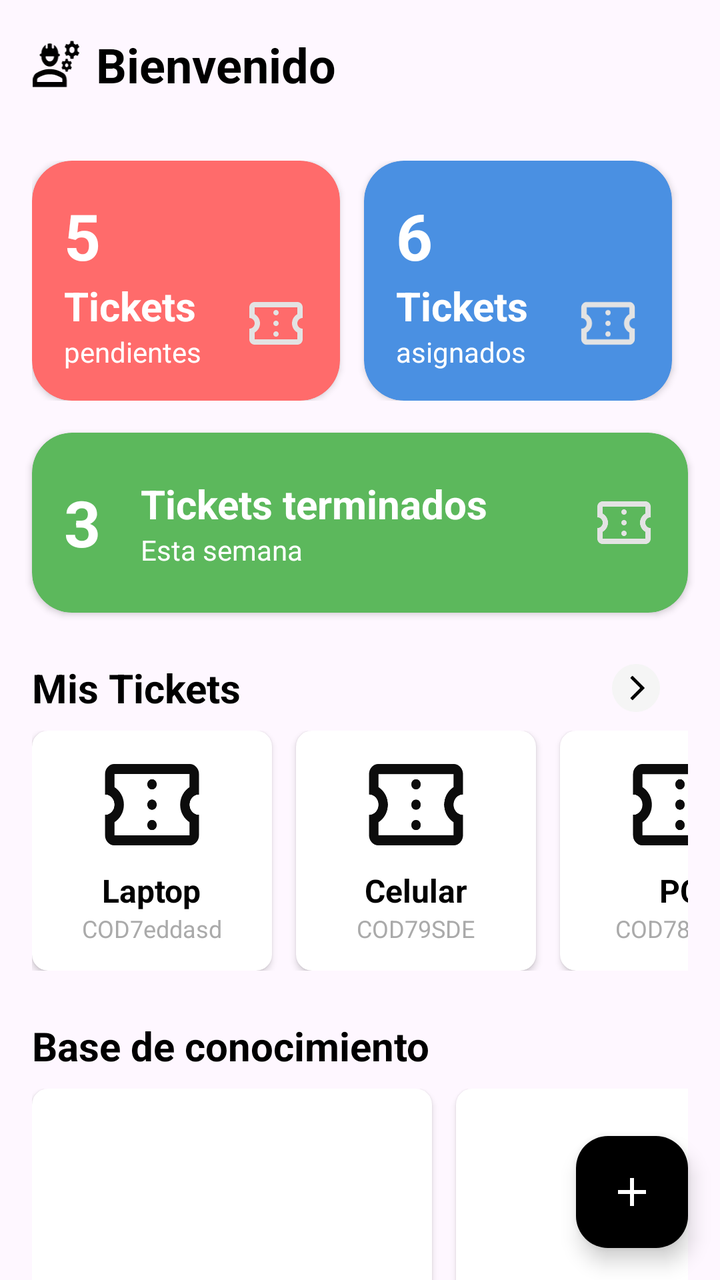
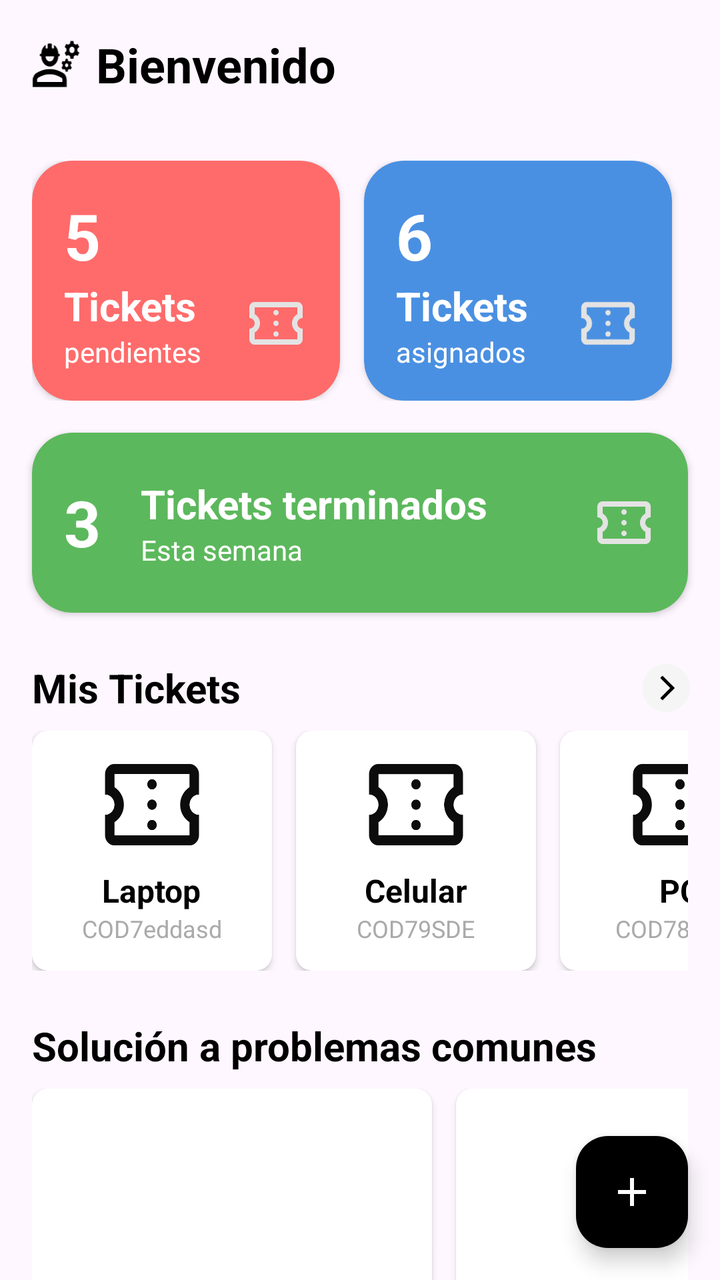

Two renders of the same Android screen: before a commit and after it. Below are the layout's source before the change and the commit's diff.
<!-- AndroidManifest.xml: application theme Theme.ReparApp -->
<!-- res/layout/fragment_home_technical.xml -->
<?xml version="1.0" encoding="utf-8"?>
<androidx.constraintlayout.widget.ConstraintLayout xmlns:android="http://schemas.android.com/apk/res/android"
    android:layout_width="match_parent"
    android:layout_height="match_parent"
    xmlns:app="http://schemas.android.com/apk/res-auto">

    <LinearLayout
        android:id="@+id/headerLayout"
        android:layout_width="0dp"
        android:layout_height="wrap_content"
        android:orientation="horizontal"
        android:padding="16dp"
        android:gravity="center_vertical"
        app:layout_constraintTop_toTopOf="parent"
        app:layout_constraintStart_toStartOf="parent"
        app:layout_constraintEnd_toEndOf="parent">

        <ImageView
            android:layout_width="24dp"
            android:layout_height="24dp"
            android:src="@drawable/ic_user_group"
            android:contentDescription="@string/user_group" />

        <TextView
            android:layout_width="wrap_content"
            android:layout_height="wrap_content"
            android:text="@string/home"
            android:textColor="@android:color/black"
            android:textSize="24sp"
            android:textStyle="bold"
            android:layout_marginStart="8dp" />

    </LinearLayout>

    <LinearLayout
        android:id="@+id/ticketSummaryLayout"
        android:layout_width="0dp"
        android:layout_height="wrap_content"
        android:orientation="horizontal"
        android:layout_marginTop="16dp"
        android:paddingStart="16dp"
        android:paddingEnd="16dp"
        app:layout_constraintTop_toBottomOf="@id/headerLayout"
        app:layout_constraintStart_toStartOf="parent"
        app:layout_constraintEnd_toEndOf="parent">

        <androidx.cardview.widget.CardView
            android:layout_width="0dp"
            android:layout_height="120dp"
            android:layout_weight="1"
            android:layout_marginEnd="8dp"
            app:cardCornerRadius="20dp"
            app:cardElevation="2dp"
            app:cardBackgroundColor="#FF6B6B">

            <LinearLayout
                android:layout_width="match_parent"
                android:layout_height="match_parent"
                android:orientation="vertical"
                android:gravity="center_vertical"
                android:padding="16dp">

                <TextView
                    android:layout_width="wrap_content"
                    android:layout_height="wrap_content"
                    android:text="5"
                    android:textColor="@android:color/white"
                    android:textSize="32sp"
                    android:textStyle="bold" />

                <LinearLayout
                    android:layout_width="match_parent"
                    android:layout_height="wrap_content"
                    android:orientation="horizontal"
                    android:gravity="center_vertical">
                    <LinearLayout
                        android:layout_width="0dp"
                        android:layout_height="wrap_content"
                        android:orientation="vertical"
                        android:layout_weight="1"
                        >
                        <TextView
                            android:layout_width="wrap_content"
                            android:layout_height="wrap_content"
                            android:text="@string/tickets"
                            android:textColor="@android:color/white"
                            android:textSize="20sp"
                            android:textStyle="bold"
                            />
                        <TextView
                            android:layout_width="wrap_content"
                            android:layout_height="wrap_content"
                            android:text="@string/pendientes"
                            android:textColor="@android:color/white"
                            android:textSize="14sp" />

                    </LinearLayout>

                    <ImageView
                        android:layout_width="32dp"
                        android:layout_height="32dp"
                        android:src="@drawable/ic_ticket_while"
                        android:contentDescription="Ticket Icon" />
                </LinearLayout>

            </LinearLayout>
        </androidx.cardview.widget.CardView>

        <androidx.cardview.widget.CardView
            android:layout_width="0dp"
            android:layout_height="120dp"
            android:layout_weight="1"
            android:layout_marginStart="4dp"
            android:layout_marginEnd="8dp"
            app:cardCornerRadius="20dp"
            app:cardElevation="2dp"
            app:cardBackgroundColor="#4A90E2">

            <LinearLayout
                android:layout_width="match_parent"
                android:layout_height="match_parent"
                android:orientation="vertical"
                android:gravity="center_vertical"
                android:padding="16dp">

                <TextView
                    android:layout_width="wrap_content"
                    android:layout_height="wrap_content"
                    android:text="6"
                    android:textColor="@android:color/white"
                    android:textSize="32sp"
                    android:textStyle="bold" />

                <LinearLayout
                    android:layout_width="match_parent"
                    android:layout_height="wrap_content"
                    android:orientation="horizontal"
                    android:gravity="center_vertical">
                    <LinearLayout
                        android:layout_width="0dp"
                        android:layout_height="wrap_content"
                        android:orientation="vertical"
                        android:layout_weight="1"
                        >
                        <TextView
                            android:layout_width="wrap_content"
                            android:layout_height="wrap_content"
                            android:text="@string/tickets"
                            android:textColor="@android:color/white"
                            android:textSize="20sp"
                            android:textStyle="bold"
                            />
                        <TextView
                            android:layout_width="wrap_content"
                            android:layout_height="wrap_content"
                            android:text="@string/asignados"
                            android:textColor="@android:color/white"
                            android:textSize="14sp" />

                    </LinearLayout>

                    <ImageView
                        android:layout_width="32dp"
                        android:layout_height="32dp"
                        android:src="@drawable/ic_ticket_while"
                        android:contentDescription="Ticket Icon" />
                </LinearLayout>

            </LinearLayout>
        </androidx.cardview.widget.CardView>
    </LinearLayout>

    <androidx.cardview.widget.CardView
        android:id="@+id/cardTicketsTerminados"
        android:layout_width="0dp"
        android:layout_height="90dp"
        android:layout_marginTop="16dp"
        android:layout_marginStart="16dp"
        android:layout_marginEnd="16dp"
        app:cardCornerRadius="20dp"
        app:cardElevation="2dp"
        app:cardBackgroundColor="#5CB85C"
        app:layout_constraintTop_toBottomOf="@id/ticketSummaryLayout"
        app:layout_constraintStart_toStartOf="parent"
        app:layout_constraintEnd_toEndOf="parent">

        <LinearLayout
            android:layout_width="match_parent"
            android:layout_height="match_parent"
            android:orientation="horizontal"
            android:gravity="center_vertical"
            android:padding="16dp">

            <TextView
                android:layout_width="wrap_content"
                android:layout_height="wrap_content"
                android:text="3"
                android:textColor="@android:color/white"
                android:textSize="32sp"
                android:textStyle="bold" />

            <LinearLayout
                android:layout_width="match_parent"
                android:layout_height="wrap_content"
                android:orientation="horizontal"
                android:gravity="center_vertical">
                <LinearLayout
                    android:layout_width="0dp"
                    android:layout_height="wrap_content"
                    android:orientation="vertical"
                    android:layout_weight="1"
                    android:layout_marginStart="20dp"
                    >
                    <TextView
                        android:layout_width="match_parent"
                        android:layout_height="wrap_content"
                        android:text="@string/ticketsF"
                        android:textColor="@color/white"
                        android:textSize="20sp"
                        android:textStyle="bold"
                        />
                    <TextView
                        android:layout_width="match_parent"
                        android:layout_height="wrap_content"
                        android:text="@string/semana"
                        android:textColor="@color/white"
                        android:textSize="14sp" />

                </LinearLayout>

                <ImageView
                    android:layout_width="32dp"
                    android:layout_height="32dp"
                    android:src="@drawable/ic_ticket_while"
                    android:contentDescription="Ticket Icon" />
            </LinearLayout>

        </LinearLayout>
    </androidx.cardview.widget.CardView>

    <TextView
        android:id="@+id/misTicketsTitle"
        android:layout_width="wrap_content"
        android:layout_height="wrap_content"
        android:text="@string/mis_tickets"
        android:textColor="@android:color/black"
        android:textSize="20sp"
        android:textStyle="bold"
        android:layout_marginStart="16dp"
        android:layout_marginTop="24dp"
        app:layout_constraintTop_toBottomOf="@id/cardTicketsTerminados"
        app:layout_constraintStart_toStartOf="parent" />

    <ImageView
        android:layout_width="24dp"
        android:layout_height="24dp"
        android:src="@drawable/ic_arrow_right_png"
        android:contentDescription="@string/see_all"
        android:layout_marginEnd="30dp"
        app:layout_constraintTop_toTopOf="@id/misTicketsTitle"
        app:layout_constraintBottom_toBottomOf="@id/misTicketsTitle"
        app:layout_constraintEnd_toEndOf="parent"/>

    <HorizontalScrollView
        android:id="@+id/misTicketsScrollView"
        android:layout_width="0dp"
        android:layout_height="wrap_content"
        android:layout_marginTop="8dp"
        android:paddingStart="16dp"
        android:paddingEnd="16dp"
        android:scrollbars="none"
        app:layout_constraintTop_toBottomOf="@id/misTicketsTitle"
        app:layout_constraintStart_toStartOf="parent"
        app:layout_constraintEnd_toEndOf="parent">

        <LinearLayout
            android:layout_width="wrap_content"
            android:layout_height="wrap_content"
            android:orientation="horizontal">

            <androidx.cardview.widget.CardView
                android:layout_width="120dp"
                android:layout_height="120dp"
                android:layout_marginEnd="12dp"
                app:cardCornerRadius="8dp"
                app:cardElevation="2dp"
                app:cardBackgroundColor="@android:color/white">

                <LinearLayout
                    android:layout_width="match_parent"
                    android:layout_height="match_parent"
                    android:orientation="vertical"
                    android:gravity="center"
                    android:padding="8dp">

                    <ImageView
                        android:layout_width="48dp"
                        android:layout_height="48dp"
                        android:src="@drawable/ic_ticket_black"
                        android:contentDescription="@string/ticket_icon" />

                    <TextView
                        android:layout_width="wrap_content"
                        android:layout_height="wrap_content"
                        android:text="Laptop"
                        android:textColor="@android:color/black"
                        android:textSize="16sp"
                        android:textStyle="bold"
                        android:layout_marginTop="8dp" />

                    <TextView
                        android:layout_width="wrap_content"
                        android:layout_height="wrap_content"
                        android:text="COD7eddasd"
                        android:textColor="@android:color/darker_gray"
                        android:textSize="12sp" />

                </LinearLayout>
            </androidx.cardview.widget.CardView>

            <androidx.cardview.widget.CardView
                android:layout_width="120dp"
                android:layout_height="120dp"
                android:layout_marginEnd="12dp"
                app:cardCornerRadius="8dp"
                app:cardElevation="2dp"
                app:cardBackgroundColor="@android:color/white">

                <LinearLayout
                    android:layout_width="match_parent"
                    android:layout_height="match_parent"
                    android:orientation="vertical"
                    android:gravity="center"
                    android:padding="8dp">

                    <ImageView
                        android:layout_width="48dp"
                        android:layout_height="48dp"
                        android:src="@drawable/ic_ticket_black"
                        android:contentDescription="Ticket Icon" />

                    <TextView
                        android:layout_width="wrap_content"
                        android:layout_height="wrap_content"
                        android:text="Celular"
                        android:textColor="@android:color/black"
                        android:textSize="16sp"
                        android:textStyle="bold"
                        android:layout_marginTop="8dp" />

                    <TextView
                        android:layout_width="wrap_content"
                        android:layout_height="wrap_content"
                        android:text="COD79SDE"
                        android:textColor="@android:color/darker_gray"
                        android:textSize="12sp" />

                </LinearLayout>
            </androidx.cardview.widget.CardView>

            <androidx.cardview.widget.CardView
                android:layout_width="120dp"
                android:layout_height="120dp"
                app:cardCornerRadius="8dp"
                app:cardElevation="2dp"
                app:cardBackgroundColor="@android:color/white">

                <LinearLayout
                    android:layout_width="match_parent"
                    android:layout_height="match_parent"
                    android:orientation="vertical"
                    android:gravity="center"
                    android:padding="8dp">

                    <ImageView
                        android:layout_width="48dp"
                        android:layout_height="48dp"
                        android:src="@drawable/ic_ticket_black"
                        android:contentDescription="Ticket Icon" />

                    <TextView
                        android:layout_width="wrap_content"
                        android:layout_height="wrap_content"
                        android:text="PC"
                        android:textColor="@android:color/black"
                        android:textSize="16sp"
                        android:textStyle="bold"
                        android:layout_marginTop="8dp" />

                    <TextView
                        android:layout_width="wrap_content"
                        android:layout_height="wrap_content"
                        android:text="COD787TES"
                        android:textColor="@android:color/darker_gray"
                        android:textSize="12sp" />

                </LinearLayout>
            </androidx.cardview.widget.CardView>

        </LinearLayout>
    </HorizontalScrollView>

    <TextView
        android:id="@+id/baseConocimientoTitle"
        android:layout_width="wrap_content"
        android:layout_height="wrap_content"
        android:text="@string/base_de_conocimiento"
        android:textColor="@android:color/black"
        android:textSize="20sp"
        android:textStyle="bold"
        android:layout_marginStart="16dp"
        android:layout_marginTop="24dp"
        app:layout_constraintTop_toBottomOf="@id/misTicketsScrollView"
        app:layout_constraintStart_toStartOf="parent" />

    <HorizontalScrollView
        android:layout_width="0dp"
        android:layout_height="wrap_content"
        android:layout_marginTop="8dp"
        android:paddingStart="16dp"
        android:paddingEnd="16dp"
        android:scrollbars="none"
        app:layout_constraintTop_toBottomOf="@id/baseConocimientoTitle"
        app:layout_constraintStart_toStartOf="parent"
        app:layout_constraintEnd_toEndOf="parent">

        <LinearLayout
            android:layout_width="wrap_content"
            android:layout_height="wrap_content"
            android:orientation="horizontal">

            <androidx.cardview.widget.CardView
                android:layout_width="200dp"
                android:layout_height="150dp"
                android:layout_marginEnd="12dp"
                app:cardCornerRadius="8dp"
                app:cardElevation="2dp">

                <ImageView
                    android:layout_width="match_parent"
                    android:layout_height="match_parent"
                    android:scaleType="centerCrop"
                    android:contentDescription="Knowledge Base Image 1" />
            </androidx.cardview.widget.CardView>

            <androidx.cardview.widget.CardView
                android:layout_width="200dp"
                android:layout_height="150dp"
                android:layout_marginEnd="12dp"
                app:cardCornerRadius="8dp"
                app:cardElevation="2dp">

                <ImageView
                    android:layout_width="match_parent"
                    android:layout_height="match_parent"
                    android:scaleType="centerCrop"
                    android:contentDescription="Knowledge Base Image 2" />
            </androidx.cardview.widget.CardView>

        </LinearLayout>
    </HorizontalScrollView>

    <com.google.android.material.floatingactionbutton.FloatingActionButton
        android:layout_width="wrap_content"
        android:layout_height="wrap_content"
        android:id="@+id/fabAdd"
        android:layout_margin="16dp"
        android:src="@drawable/ic_add_white"
        app:backgroundTint="@android:color/black"
        app:tint="@android:color/white"
        app:fabSize="normal"
        app:layout_constraintEnd_toEndOf="parent"
        app:layout_constraintBottom_toBottomOf="parent" />


</androidx.constraintlayout.widget.ConstraintLayout>
<!-- resources referenced by this layout -->
<resources>
  <color name="white">#FFFFFFFF</color>
  <!-- drawable ic_add_white (drawable) -->
  <vector xmlns:android="http://schemas.android.com/apk/res/android"
      android:width="35dp"
      android:height="35dp"
      android:viewportWidth="35"
      android:viewportHeight="35">
    <path
        android:pathData="M16.042,18.958H7.292V16.042H16.042V7.292H18.958V16.042H27.708V18.958H18.958V27.708H16.042V18.958Z"
        android:fillColor="#FEF7FF"/>
  </vector>
  <!-- drawable ic_arrow_right_png (drawable) -->
  <vector xmlns:android="http://schemas.android.com/apk/res/android"
      android:width="20dp"
      android:height="20dp"
      android:viewportWidth="20"
      android:viewportHeight="20">
    <path
        android:pathData="M10,10m-10,0a10,10 0,1 1,20 0a10,10 0,1 1,-20 0"
        android:fillColor="#F5F5F5"/>
    <path
        android:pathData="M11.776,9.999L7.79,6.013C7.676,5.899 7.676,5.714 7.79,5.6L8.326,5.064C8.44,4.95 8.624,4.95 8.738,5.064L13.467,9.793C13.581,9.907 13.581,10.091 13.467,10.205L8.738,14.934C8.624,15.048 8.44,15.048 8.326,14.934L7.79,14.398C7.676,14.284 7.676,14.099 7.79,13.985L11.776,9.999Z"
        android:fillColor="#000000"/>
  </vector>
  <!-- drawable ic_ticket_black: vector/xml drawable (drawable, 2171 chars, omitted) -->
  <!-- drawable ic_ticket_while (drawable) -->
  <vector xmlns:android="http://schemas.android.com/apk/res/android"
      android:width="24dp"
      android:height="24dp"
      android:viewportWidth="24"
      android:viewportHeight="24">
    <path
        android:pathData="M12,17C12.283,17 12.521,16.904 12.712,16.712C12.904,16.521 13,16.283 13,16C13,15.717 12.904,15.479 12.712,15.288C12.521,15.096 12.283,15 12,15C11.717,15 11.479,15.096 11.288,15.288C11.096,15.479 11,15.717 11,16C11,16.283 11.096,16.521 11.288,16.712C11.479,16.904 11.717,17 12,17ZM12,13C12.283,13 12.521,12.904 12.712,12.712C12.904,12.521 13,12.283 13,12C13,11.717 12.904,11.479 12.712,11.288C12.521,11.096 12.283,11 12,11C11.717,11 11.479,11.096 11.288,11.288C11.096,11.479 11,11.717 11,12C11,12.283 11.096,12.521 11.288,12.712C11.479,12.904 11.717,13 12,13ZM12,9C12.283,9 12.521,8.904 12.712,8.712C12.904,8.521 13,8.283 13,8C13,7.717 12.904,7.479 12.712,7.287C12.521,7.096 12.283,7 12,7C11.717,7 11.479,7.096 11.288,7.287C11.096,7.479 11,7.717 11,8C11,8.283 11.096,8.521 11.288,8.712C11.479,8.904 11.717,9 12,9ZM20,20H4C3.45,20 2.979,19.804 2.588,19.413C2.196,19.021 2,18.55 2,18V14C2.55,14 3.021,13.804 3.412,13.413C3.804,13.021 4,12.55 4,12C4,11.45 3.804,10.979 3.412,10.587C3.021,10.196 2.55,10 2,10V6C2,5.45 2.196,4.979 2.588,4.588C2.979,4.196 3.45,4 4,4H20C20.55,4 21.021,4.196 21.413,4.588C21.804,4.979 22,5.45 22,6V10C21.45,10 20.979,10.196 20.587,10.587C20.196,10.979 20,11.45 20,12C20,12.55 20.196,13.021 20.587,13.413C20.979,13.804 21.45,14 22,14V18C22,18.55 21.804,19.021 21.413,19.413C21.021,19.804 20.55,20 20,20ZM20,18V15.45C19.383,15.083 18.896,14.596 18.538,13.988C18.179,13.379 18,12.717 18,12C18,11.283 18.179,10.621 18.538,10.012C18.896,9.404 19.383,8.917 20,8.55V6H4V8.55C4.617,8.917 5.104,9.404 5.463,10.012C5.821,10.621 6,11.283 6,12C6,12.717 5.821,13.379 5.463,13.988C5.104,14.596 4.617,15.083 4,15.45V18H20Z"
        android:fillColor="#E3E3E3"/>
  </vector>
  <!-- drawable ic_user_group: vector/xml drawable (drawable, 4209 chars, omitted) -->
  <string name="asignados">asignados hoy</string>
  <string name="base_de_conocimiento">Base de conocimiento</string>
  <string name="home">Bienvenido</string>
  <string name="mis_tickets">Mis Tickets</string>
  <string name="pendientes">pendientes\n</string>
  <string name="see_all">See all</string>
  <string name="semana">Esta semana</string>
  <string name="ticket_icon">Ticket Icon</string>
  <string name="tickets">Tickets</string>
  <string name="ticketsF">Tickets terminados</string>
  <string name="user_group">User Group</string>
  <style name="Theme.ReparApp" parent="Base.Theme.ReparApp" />
  <style name="Base.Theme.ReparApp" parent="Theme.Material3.DayNight.NoActionBar">
          
          
      </style>
</resources>

<!-- the commit's change to res/layout/fragment_home_technical.xml (unified diff, before → after) -->
@@ -256,7 +256,7 @@
         android:layout_height="24dp"
         android:src="@drawable/ic_arrow_right_png"
         android:contentDescription="@string/see_all"
-        android:layout_marginEnd="30dp"
+        android:layout_marginEnd="15dp"
         app:layout_constraintTop_toTopOf="@id/misTicketsTitle"
         app:layout_constraintBottom_toBottomOf="@id/misTicketsTitle"
         app:layout_constraintEnd_toEndOf="parent"/>
<!-- resource entries referenced after the edit -->
@@ -37,7 +37,7 @@
   </vector>
   <!-- drawable ic_user_group: vector/xml drawable (drawable, 4209 chars, omitted) -->
   <string name="asignados">asignados hoy</string>
-  <string name="base_de_conocimiento">Base de conocimiento</string>
+  <string name="base_de_conocimiento">Solución a problemas comunes</string>
   <string name="home">Bienvenido</string>
   <string name="mis_tickets">Mis Tickets</string>
   <string name="pendientes">pendientes\n</string>
